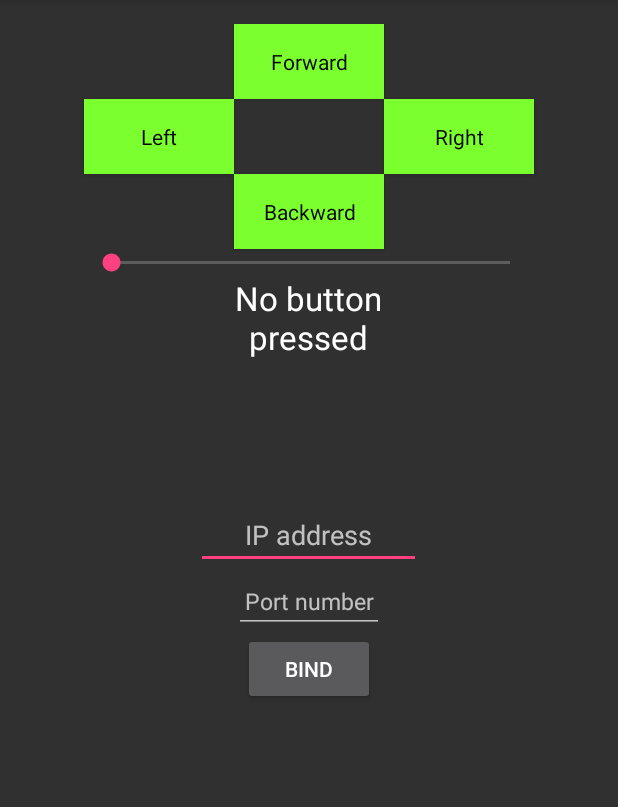
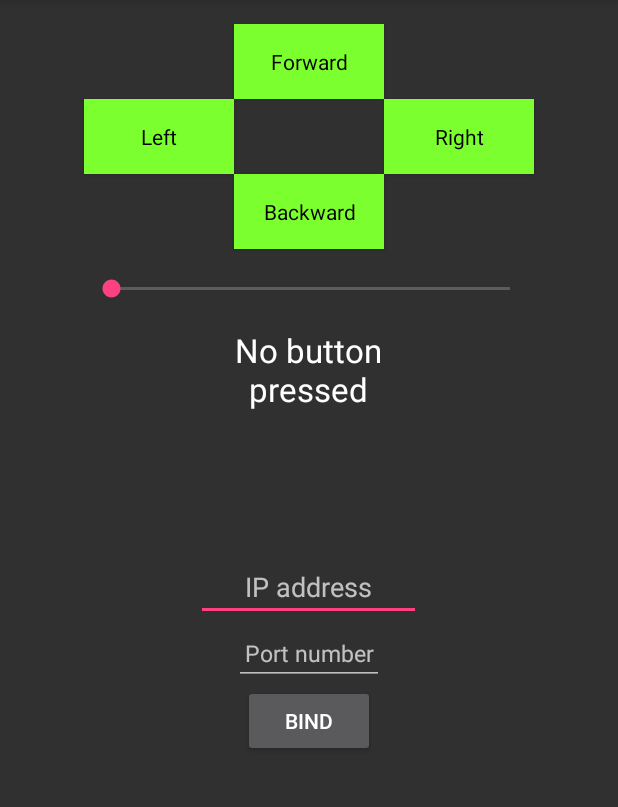
Before and after one commit to Mindavi/WeMos-RP6Control, an Android app: the screen it shows after launch (ControlRobotActivity), on a phone screen of 412 x 824 dp, the part 84-891 px from its top. Run offline under Robolectric (Android 15) with nearby library versions, the phone set to English and light mode, and no system bars.

Commit message:
made it so the speed bar is placed nicer between elements

```diff
--- a/app/src/main/res/layout/activity_controlrobot.xml
+++ b/app/src/main/res/layout/activity_controlrobot.xml
@@ -54,7 +54,8 @@
         android:id="@+id/tvConnectionStatus"
         android:gravity="center_horizontal"
         android:layout_below="@+id/sbSpeed"
-        android:layout_centerHorizontal="true" />
+        android:layout_centerHorizontal="true"
+        android:layout_marginTop="17dp" />
 
     <EditText
         android:hint="@string/ip_address"
@@ -94,12 +95,13 @@
         android:layout_width="wrap_content"
         android:layout_height="wrap_content"
         android:id="@+id/sbSpeed"
+        android:max="130"
+        android:indeterminate="false"
+        android:progress="1"
+        android:layout_marginTop="17dp"
         android:layout_below="@+id/btnDown"
         android:layout_alignStart="@+id/btnLeft"
-        android:layout_alignEnd="@+id/btnRight"
-        android:max="130"
-        android:indeterminate="false"
-        android:progress="1" />
+        android:layout_alignEnd="@+id/btnRight" />
 
     <TextView
         android:layout_width="wrap_content"
```
